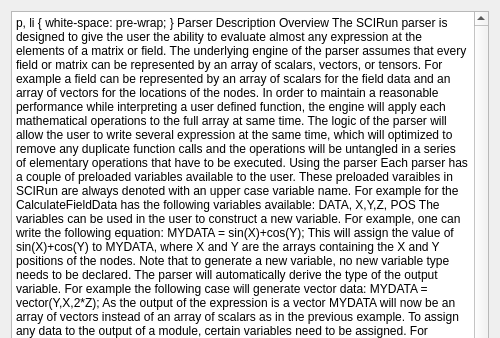
Before: the Qt Designer form src/Interface/Modules/Base/ParserHelp.ui in SCIInstitute/SCIRun, drawn with Qt 5; both pictures show x 0 to 500 and y 0 to 338 of the 500 by 700 pixel window.
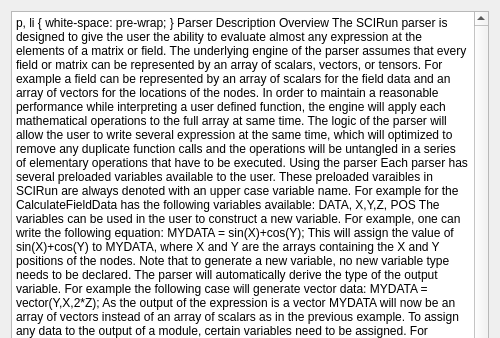
After: the same form once the commit is applied.

Diff of the .ui file:
```diff
--- a/src/Interface/Modules/Base/ParserHelp.ui
+++ b/src/Interface/Modules/Base/ParserHelp.ui
@@ -35,7 +35,7 @@
 &lt;p style=&quot;-qt-paragraph-type:empty; margin-top:0px; margin-bottom:0px; margin-left:0px; margin-right:0px; -qt-block-indent:0; text-indent:0px; font-size:8pt;&quot;&gt;&lt;br /&gt;&lt;/p&gt;
 &lt;p style=&quot; margin-top:0px; margin-bottom:0px; margin-left:0px; margin-right:0px; -qt-block-indent:0; text-indent:0px;&quot;&gt;&lt;span style=&quot; font-size:12pt; font-weight:600;&quot;&gt;Using the parser&lt;/span&gt;&lt;/p&gt;
 &lt;p style=&quot;-qt-paragraph-type:empty; margin-top:0px; margin-bottom:0px; margin-left:0px; margin-right:0px; -qt-block-indent:0; text-indent:0px; font-size:8pt;&quot;&gt;&lt;br /&gt;&lt;/p&gt;
-&lt;p style=&quot; margin-top:0px; margin-bottom:0px; margin-left:0px; margin-right:0px; -qt-block-indent:0; text-indent:0px;&quot;&gt;&lt;span style=&quot; font-size:8pt;&quot;&gt;Each parser has a couple of preloaded variables available to the user. These preloaded varaibles in SCIRun are always denoted with an upper case variable name. For example for the CalculateFieldData has the following variables available:&lt;/span&gt;&lt;/p&gt;
+&lt;p style=&quot; margin-top:0px; margin-bottom:0px; margin-left:0px; margin-right:0px; -qt-block-indent:0; text-indent:0px;&quot;&gt;&lt;span style=&quot; font-size:8pt;&quot;&gt;Each parser has several preloaded variables available to the user. These preloaded varaibles in SCIRun are always denoted with an upper case variable name. For example for the CalculateFieldData has the following variables available:&lt;/span&gt;&lt;/p&gt;
 &lt;p style=&quot;-qt-paragraph-type:empty; margin-top:0px; margin-bottom:0px; margin-left:0px; margin-right:0px; -qt-block-indent:0; text-indent:0px; font-size:8pt;&quot;&gt;&lt;br /&gt;&lt;/p&gt;
 &lt;p style=&quot; margin-top:0px; margin-bottom:0px; margin-left:0px; margin-right:0px; -qt-block-indent:0; text-indent:0px;&quot;&gt;&lt;span style=&quot; font-size:8pt; font-style:italic;&quot;&gt;DATA, X,Y,Z, POS&lt;/span&gt;&lt;/p&gt;
 &lt;p style=&quot;-qt-paragraph-type:empty; margin-top:0px; margin-bottom:0px; margin-left:0px; margin-right:0px; -qt-block-indent:0; text-indent:0px; font-size:8pt;&quot;&gt;&lt;br /&gt;&lt;/p&gt;
```
